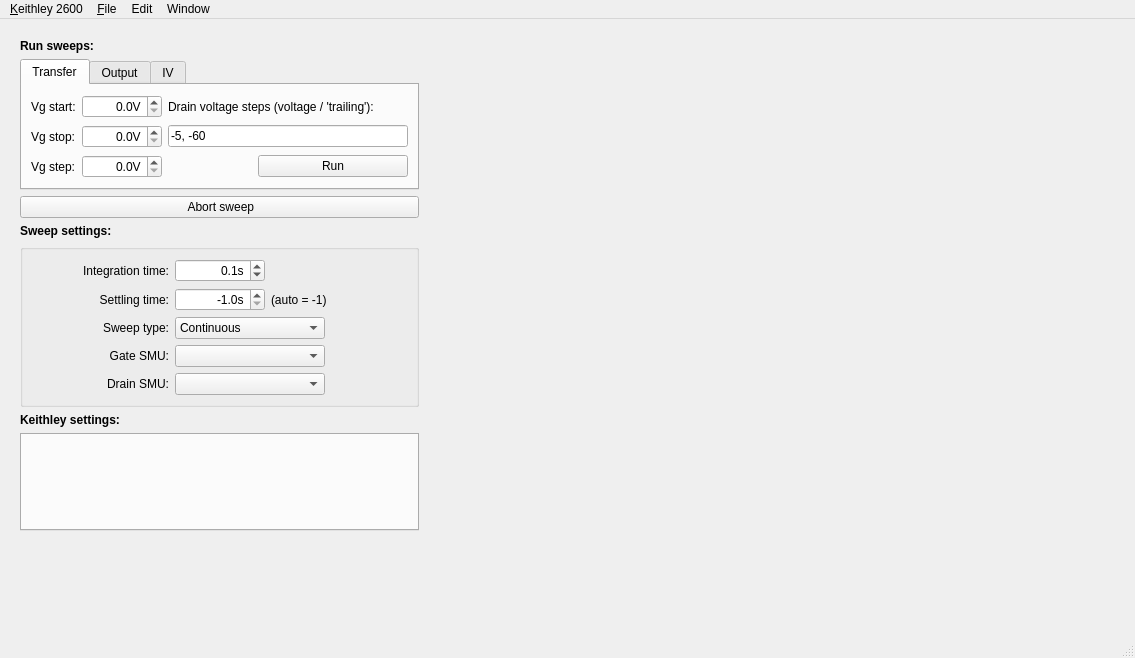
The window that keithleygui/main.ui (OE-FET/keithleygui) describes before a commit, drawn with Qt 5.
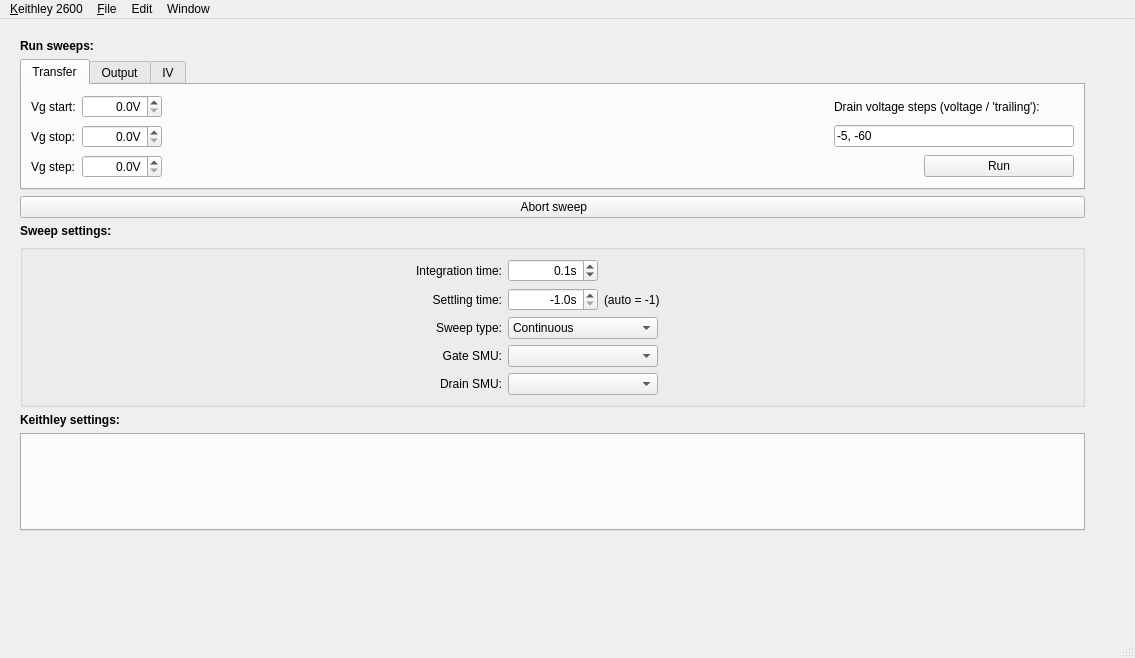
The same window after the commit. Custom widgets are drawn as their Qt base class.

Commit message: switch from matplotlib to pyqtgraph

Patch:
```diff
--- a/keithleygui/main.ui
+++ b/keithleygui/main.ui
@@ -843,24 +843,7 @@
      </spacer>
     </item>
     <item>
-     <layout class="QGridLayout" name="gridLayout2">
-      <item row="0" column="0">
-       <spacer name="verticalSpacer">
-        <property name="orientation">
-         <enum>Qt::Vertical</enum>
-        </property>
-        <property name="sizeType">
-         <enum>QSizePolicy::Fixed</enum>
-        </property>
-        <property name="sizeHint" stdset="0">
-         <size>
-          <width>20</width>
-          <height>15</height>
-         </size>
-        </property>
-       </spacer>
-      </item>
-     </layout>
+     <layout class="QGridLayout" name="gridLayout2"/>
     </item>
    </layout>
   </widget>
```
The commit also changes 2 other files.
